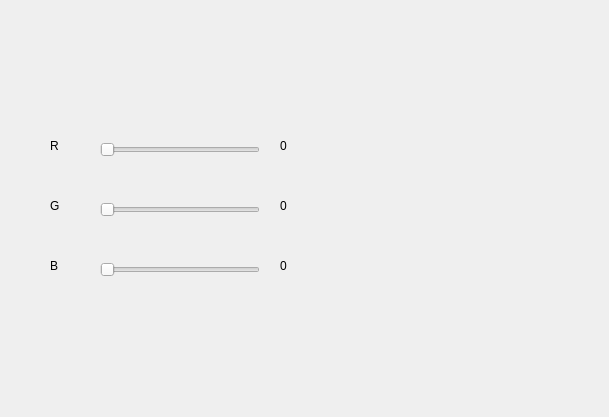
Old version of the form widget.ui in the repository askey55/Color_chooser.
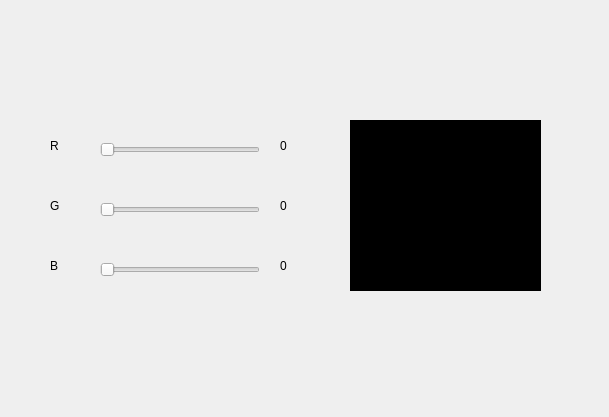
New version of the form.

What changed in the file:
```diff
--- a/widget.ui
+++ b/widget.ui
@@ -109,6 +109,9 @@
      <height>171</height>
     </rect>
    </property>
+   <property name="styleSheet">
+    <string notr="true">background-color: rgb(0, 0, 0);</string>
+   </property>
   </widget>
   <widget class="QLabel" name="label_r_value">
    <property name="geometry">
```
